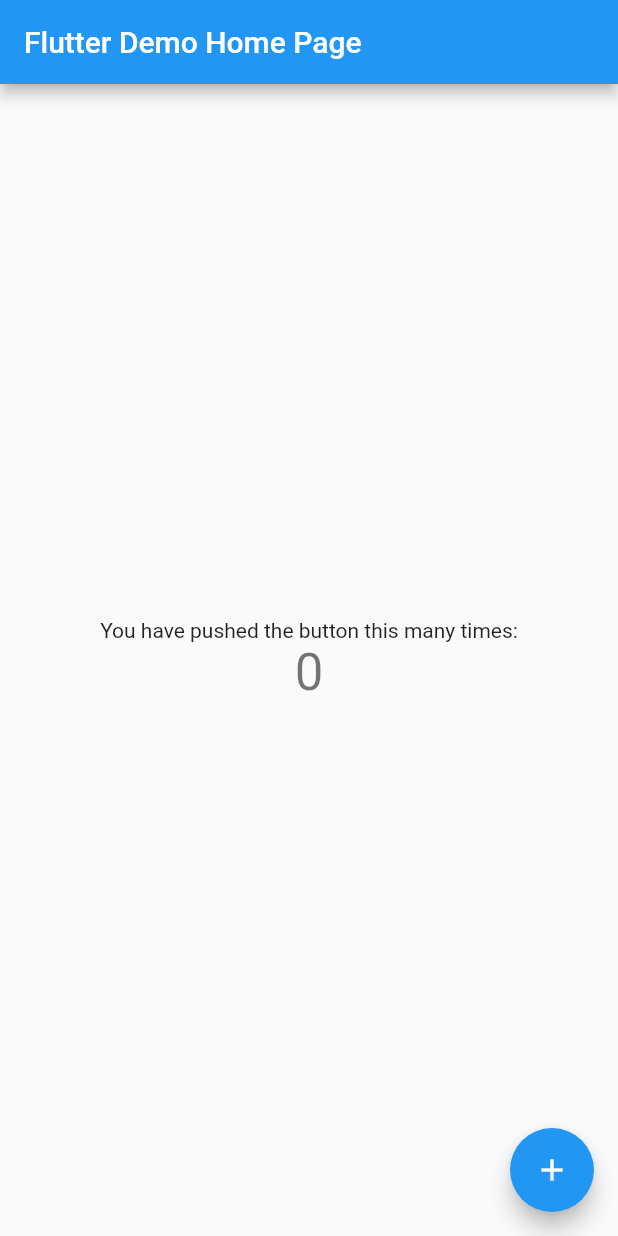
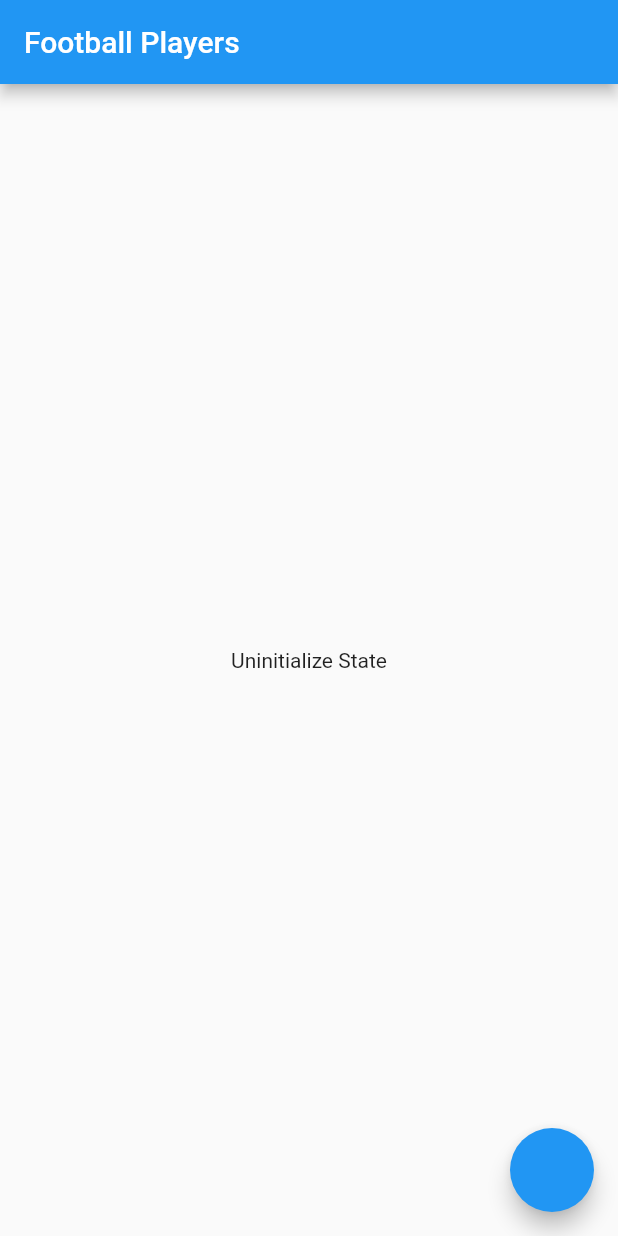
Before and after one commit to huylg/bloc_http, a Flutter app: the screen it shows after launch, on a phone screen of 412 x 824 dp. Run offline on Flutter 3.47's test engine with Material 2 defaults, Android fonts, the phone set to English and light mode, and no system bars; our stand-ins replace bloc, flutter_bloc; Roboto replaces fonts that are missing (GoogleSans).

Commit message:
add bloc provider

```diff
--- a/lib/bloc/player_bloc.dart
+++ b/lib/bloc/player_bloc.dart
@@ -1,6 +1,42 @@
+import 'package:bloc_pattern_network_fetch/repository/play_repository.dart';
+import 'package:flutter/cupertino.dart';
+import 'package:bloc_pattern_network_fetch/model/api_model.dart';
 
-import 'package:flutter_bloc/flutter_bloc.dart';
+import 'player_event.dart';
+import 'player_state.dart';
+import 'package:bloc/bloc.dart';
 
-class PlayerListingBloc  {
+class PlayerListingBloc extends Bloc<PlayerListingEvent, PlayerListingState> {
+  final PlayerRepository playerRepo;
 
+  PlayerListingBloc({@required this.playerRepo}) : assert(playerRepo != null);
+
+  @override
+  PlayerListingState get initialState => PlayerUninitializeState();
+
+  @override
+  Stream<PlayerListingState> mapEventToState(PlayerListingEvent event) async* {
+    yield PlayerFetchingState();
+    List<Player> players;
+    try{
+
+      if (event is PlayerListingCountrySelectedEvent){
+
+        players = await this.playerRepo.fetchPlayersByCountry(event.nation.id.toString());
+
+
+      }else if(event is PlayerListingNameSearchedEvent){
+        players = await this.playerRepo.fetchPlayersByName(event.searchTerm);
+
+      }
+
+      yield players.isEmpty ? PlayerEmptyState() : PlayerFetchedState(players: players);
+
+    }catch(e){
+
+      yield PlayerErrorState();
+
+    }
+
+  }
 }
--- a/lib/bloc/player_event.dart
+++ b/lib/bloc/player_event.dart
@@ -1,2 +1,22 @@
 //import '';
+import 'package:bloc_pattern_network_fetch/model/api_model.dart';
+import 'package:flutter/cupertino.dart';
+
 abstract class PlayerListingEvent{}
+
+class PlayerListingCountrySelectedEvent extends PlayerListingEvent {
+
+  final Nation nation;
+
+  PlayerListingCountrySelectedEvent({@required this.nation});
+
+}
+
+class PlayerListingNameSearchedEvent extends PlayerListingEvent {
+
+
+  final String searchTerm;
+
+  PlayerListingNameSearchedEvent({@required this.searchTerm});
+
+}
--- a/lib/bloc/player_state.dart
+++ b/lib/bloc/player_state.dart
@@ -1,3 +1,19 @@
 import 'package:bloc_pattern_network_fetch/model/api_model.dart';
+import 'package:flutter/cupertino.dart';
 
 abstract class PlayerListingState{}
+
+class PlayerUninitializeState extends PlayerListingState{}
+
+class PlayerFetchingState  extends PlayerListingState{}
+
+class PlayerFetchedState extends PlayerListingState{
+  final List<Player> players;
+
+  PlayerFetchedState({@required this.players});
+
+}
+
+class PlayerErrorState extends PlayerListingState{}
+
+class PlayerEmptyState extends PlayerListingState{}
--- a/lib/main.dart
+++ b/lib/main.dart
@@ -1,117 +1,75 @@
+import 'package:bloc_pattern_network_fetch/bloc/player_event.dart';
+import 'package:bloc_pattern_network_fetch/bloc/player_state.dart';
+
+import 'repository/play_repository.dart';
+import 'package:bloc_pattern_network_fetch/model/api_model.dart';
 import 'package:flutter/material.dart';
+import 'package:flutter_bloc/flutter_bloc.dart';
+import 'bloc/player_bloc.dart';
 
-void main() {
-  runApp(MyApp());
-}
+void main() => runApp(MyApp());
 
 class MyApp extends StatelessWidget {
-  // This widget is the root of your application.
   @override
   Widget build(BuildContext context) {
     return MaterialApp(
-      title: 'Flutter Demo',
-      theme: ThemeData(
-        // This is the theme of your application.
-        //
-        // Try running your application with "flutter run". You'll see the
-        // application has a blue toolbar. Then, without quitting the app, try
-        // changing the primarySwatch below to Colors.green and then invoke
-        // "hot reload" (press "r" in the console where you ran "flutter run",
-        // or simply save your changes to "hot reload" in a Flutter IDE).
-        // Notice that the counter didn't reset back to zero; the application
-        // is not restarted.
-        primarySwatch: Colors.blue,
-        // This makes the visual density adapt to the platform that you run
-        // the app on. For desktop platforms, the controls will be smaller and
-        // closer together (more dense) than on mobile platforms.
-        visualDensity: VisualDensity.adaptivePlatformDensity,
+        title: 'Player football',
+        theme: ThemeData(
+          fontFamily: "GoogleSans",
+          primarySwatch: Colors.blue,
+        ),
+        home: HomePage());
+  }
+}
+
+class HomePage extends StatelessWidget {
+  final PlayerListingBloc _bloc =
+      PlayerListingBloc(playerRepo: PlayerRepository());
+
+  @override
+  Widget build(BuildContext context) {
+    return Scaffold(
+      appBar: AppBar(
+        title: Text("Football Players"),
       ),
-      home: MyHomePage(title: 'Flutter Demo Home Page'),
+      body: BlocProvider(
+        builder: (context) => _bloc,
+        child: PlayerListing(),
+      ),
+      floatingActionButton: FloatingActionButton(
+          onPressed: (){
+            final PlayerListingEvent event = PlayerListingNameSearchedEvent(searchTerm: "");
+            this._bloc.dispatch(event);
+          },
+      ),
     );
   }
 }
 
-class MyHomePage extends StatefulWidget {
-  MyHomePage({Key key, this.title}) : super(key: key);
-
-  // This widget is the home page of your application. It is stateful, meaning
-  // that it has a State object (defined below) that contains fields that affect
-  // how it looks.
-
-  // This class is the configuration for the state. It holds the values (in this
-  // case the title) provided by the parent (in this case the App widget) and
-  // used by the build method of the State. Fields in a Widget subclass are
-  // always marked "final".
-
-  final String title;
-
-  @override
-  _MyHomePageState createState() => _MyHomePageState();
-}
-
-class _MyHomePageState extends State<MyHomePage> {
-  int _counter = 0;
-
-  void _incrementCounter() {
-    setState(() {
-      // This call to setState tells the Flutter framework that something has
-      // changed in this State, which causes it to rerun the build method below
-      // so that the display can reflect the updated values. If we changed
-      // _counter without calling setState(), then the build method would not be
-      // called again, and so nothing would appear to happen.
-      _counter++;
-    });
-  }
-
+class PlayerListing extends StatelessWidget {
   @override
   Widget build(BuildContext context) {
-    // This method is rerun every time setState is called, for instance as done
-    // by the _incrementCounter method above.
-    //
-    // The Flutter framework has been optimized to make rerunning build methods
-    // fast, so that you can just rebuild anything that needs updating rather
-    // than having to individually change instances of widgets.
-    return Scaffold(
-      appBar: AppBar(
-        // Here we take the value from the MyHomePage object that was created by
-        // the App.build method, and use it to set our appbar title.
-        title: Text(widget.title),
-      ),
-      body: Center(
-        // Center is a layout widget. It takes a single child and positions it
-        // in the middle of the parent.
-        child: Column(
-          // Column is also a layout widget. It takes a list of children and
-          // arranges them vertically. By default, it sizes itself to fit its
-          // children horizontally, and tries to be as tall as its parent.
-          //
-          // Invoke "debug painting" (press "p" in the console, choose the
-          // "Toggle Debug Paint" action from the Flutter Inspector in Android
-          // Studio, or the "Toggle Debug Paint" command in Visual Studio Code)
-          // to see the wireframe for each widget.
-          //
-          // Column has various properties to control how it sizes itself and
-          // how it positions its children. Here we use mainAxisAlignment to
-          // center the children vertically; the main axis here is the vertical
-          // axis because Columns are vertical (the cross axis would be
-          // horizontal).
-          mainAxisAlignment: MainAxisAlignment.center,
-          children: <Widget>[
-            Text(
-              'You have pushed the button this many times:',
-            ),
-            Text(
-              '$_counter',
-              style: Theme.of(context).textTheme.headline4,
-            ),
-          ],
-        ),
-      ),
-      floatingActionButton: FloatingActionButton(
-        onPressed: _incrementCounter,
-        tooltip: 'Increment',
-        child: Icon(Icons.add),
-      ), // This trailing comma makes auto-formatting nicer for build methods.
+    return BlocBuilder(
+      bloc: BlocProvider.of<PlayerListingBloc>(context),
+      builder: (context, state) {
+        print("rerender");
+        if (state is PlayerUninitializeState) {
+          return Center(child: Text("Uninitialize State"));
+        } else if (state is PlayerEmptyState) {
+          return Center(child: Text("Empty State"));
+        } else if (state is PlayerErrorState) {
+          return Center(child: Text("Uninitialize State"));
+        } else if (state is PlayerFetchingState) {
+          return Center(
+            child: CircularProgressIndicator(),
+          );
+        } else if (state is PlayerFetchedState) {
+          return ListView.builder(
+              itemCount: state.players.length,
+              itemBuilder: (context,index)=>ListTile(title: Text(state.players[index].name),),
+          );
+        }
+      },
     );
   }
 }
--- a/lib/repository/play_repository.dart
+++ b/lib/repository/play_repository.dart
@@ -4,8 +4,8 @@ import 'package:bloc_pattern_network_fetch/model/api_model.dart';
 class PlayerRepository {
   PlayerApiProvider provider = PlayerApiProvider();
 
-  Future<List<Players>> fetchPlayersByCountry(String countryId) =>
+  Future<List<Player>> fetchPlayersByCountry(String countryId) =>
       provider.fetchPlayersByCountry(countryId);
-  Future<List<Players>> fetchPlayersByName(String countryId) =>
-      provider.fetchPlayersByName(countryId);
+  Future<List<Player>> fetchPlayersByName(String search) =>
+      provider.fetchPlayersByName(search);
 }
```
Also changed, not shown: lib/data_provider/api_provider.dart (+4 -4 lines).
